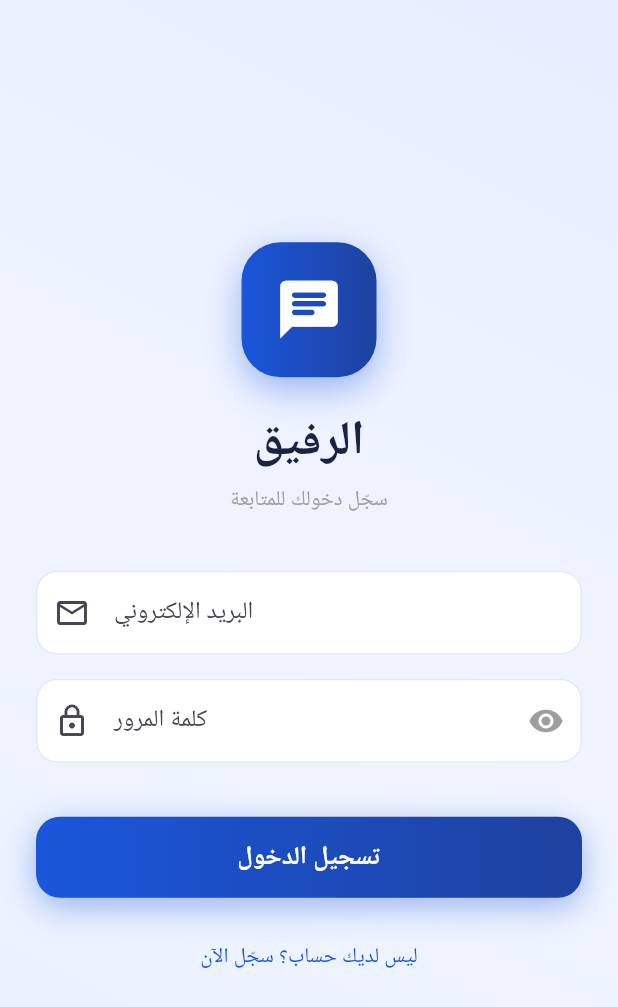
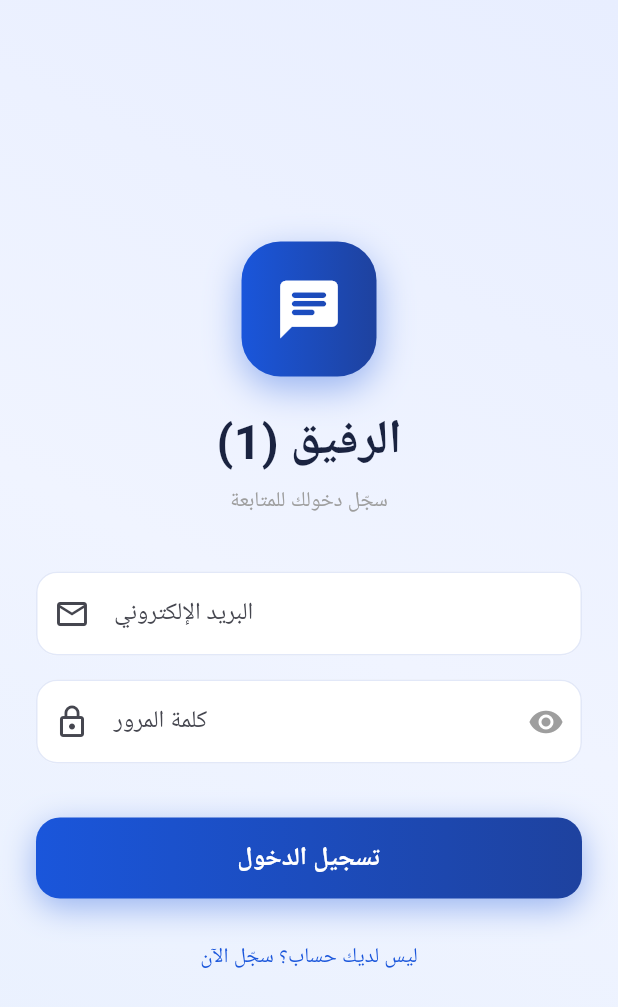
Before and after one commit to montaga01/alrafeeg-chat, a Flutter app: the screen it shows after launch, on a phone screen of 412 x 824 dp. Shown: the top 1007 px of the screen. Run offline on Flutter 3.47's test engine with Material 3 defaults, Android fonts, the phone set to English and light mode, and no system bars; our stand-ins replace google_fonts, shared_preferences; Roboto replaces fonts that are missing (Tajawal).

Commit message:
التجربة النهائية بالنسخة الكاملة

```diff
--- a/lib/screens/login_screen.dart
+++ b/lib/screens/login_screen.dart
@@ -107,7 +107,7 @@ class _LoginScreenState extends State<LoginScreen> {
                   ),
                   const SizedBox(height: 20),
                   Text(
-                    'الرفيق',
+                    'الرفيق (1)',
                     style: GoogleFonts.tajawal(
                       fontSize: 32,
                       fontWeight: FontWeight.bold,
```
